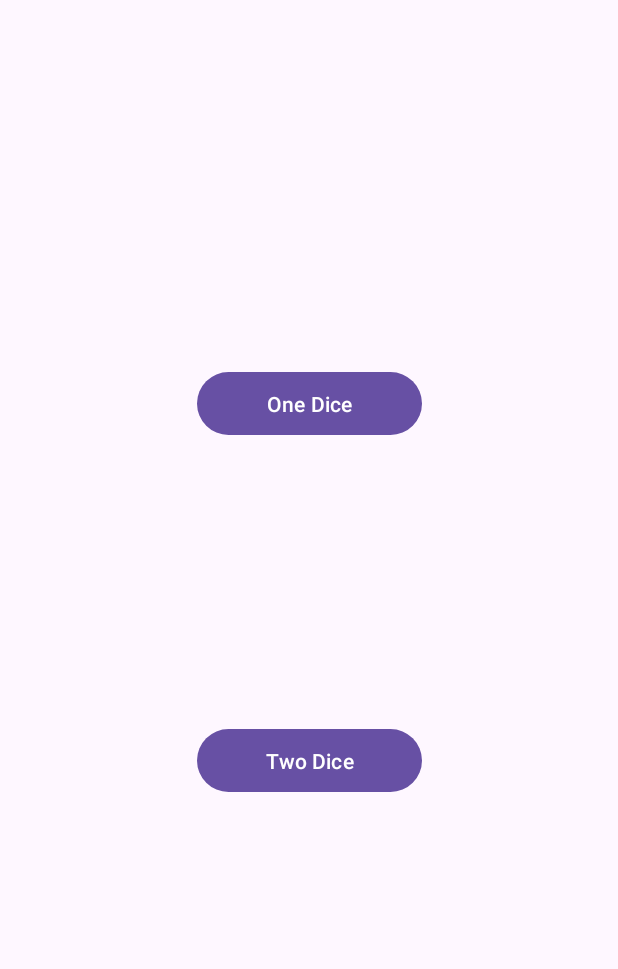
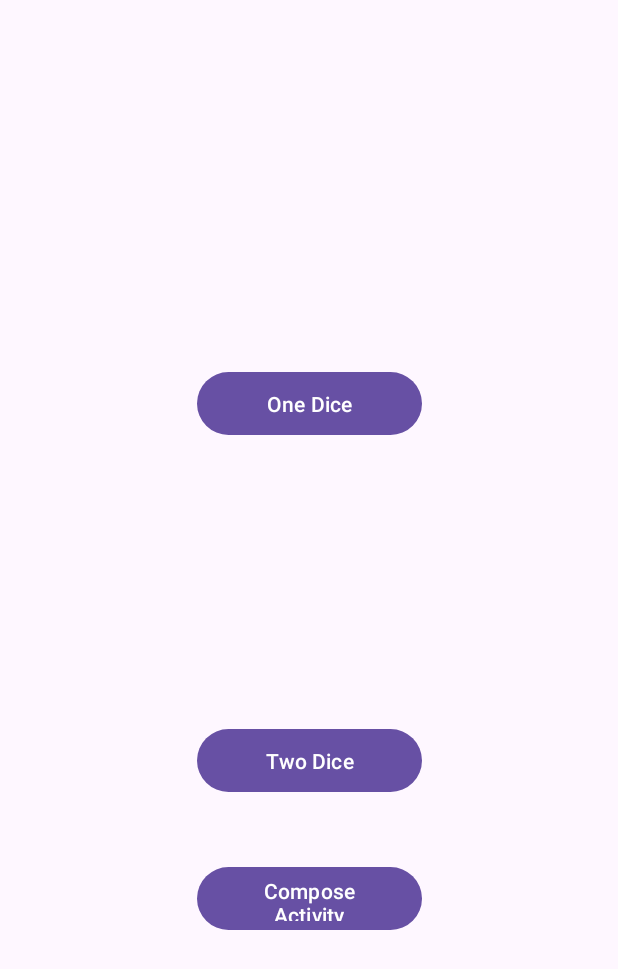
Before and after one commit to vedatbasboga/DiceRollerGame, an Android app built with Jetpack Compose: the screen it shows after launch (MainActivity), on a phone screen of 412 x 824 dp. Shown: the top 969 px of the screen. Run offline under Robolectric (Android 15) with nearby library versions, the light colour scheme and no system bars; our stand-ins replace AdMob; 1 statement that could not run was skipped.

Commit message:
Compose Added

```diff
--- a/app/src/main/AndroidManifest.xml
+++ b/app/src/main/AndroidManifest.xml
@@ -12,10 +12,13 @@
         android:supportsRtl="true"
         android:theme="@style/Theme.DiceRollerGame"
         tools:targetApi="31">
+        <activity
+            android:name=".compose.ComposeActivity"
+            android:exported="false" />
 
         <meta-data
             android:name="com.google.android.gms.ads.APPLICATION_ID"
-            android:value="ca-app-pub-7900243709498260~9847863021"/>
+            android:value="ca-app-pub-7900243709498260~9847863021" />
 
         <activity
             android:name=".TwoDiceActivity"
--- a/app/src/main/java/com/vedatbasboga/dicerollergame/MainActivity.kt
+++ b/app/src/main/java/com/vedatbasboga/dicerollergame/MainActivity.kt
@@ -8,6 +8,7 @@ import com.google.android.gms.ads.AdRequest
 import com.google.android.gms.ads.AdView
 import com.google.android.gms.ads.LoadAdError
 import com.google.android.gms.ads.MobileAds
+import com.vedatbasboga.dicerollergame.compose.ComposeActivity
 import com.vedatbasboga.dicerollergame.databinding.ActivityMainBinding
 
 class MainActivity : AppCompatActivity() {
@@ -37,6 +38,13 @@ class MainActivity : AppCompatActivity() {
         layout.twoDice.setOnClickListener {
 
             val intent = Intent(this@MainActivity , TwoDiceActivity :: class.java)
+            startActivity(intent)
+
+        }
+
+        layout.buttonComposeActivity.setOnClickListener {
+
+            val intent = Intent(this@MainActivity , ComposeActivity :: class.java)
             startActivity(intent)
 
         }
--- a/app/src/main/res/layout/activity_main.xml
+++ b/app/src/main/res/layout/activity_main.xml
@@ -41,4 +41,14 @@
         app:layout_constraintEnd_toEndOf="parent"
         app:layout_constraintStart_toStartOf="parent" />
 
+    <Button
+        android:id="@+id/buttonComposeActivity"
+        android:layout_width="150dp"
+        android:layout_height="50dp"
+        android:layout_marginBottom="200dp"
+        android:text="Compose Activity"
+        app:layout_constraintBottom_toBottomOf="parent"
+        app:layout_constraintEnd_toEndOf="parent"
+        app:layout_constraintStart_toStartOf="parent" />
+
 </androidx.constraintlayout.widget.ConstraintLayout>
--- a/build.gradle
+++ b/build.gradle
@@ -9,5 +9,5 @@ buildscript {
 plugins {
     id 'com.android.application' version '8.4.0' apply false
     id 'com.android.library' version '8.4.0' apply false
-    id 'org.jetbrains.kotlin.android' version '2.1.0' apply false
+    id 'org.jetbrains.kotlin.android' version '1.9.0' apply false
 }
```
Also changed, not shown: app/build.gradle (+12 -3 lines), app/src/main/java/com/vedatbasboga/dicerollergame/compose/ComposeActivity.kt (added, +36 -0 lines), app/src/main/java/com/vedatbasboga/dicerollergame/compose/components/ComposeActivityScreen.kt (added, +60 -0 lines), app/src/main/res/layout/activity_compose.xml (added, +15 -0 lines).
